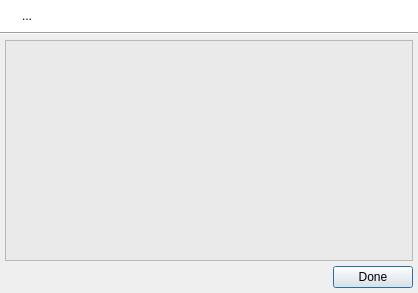
Before: the Qt Designer form uman/src/QUTextDialog.ui in UltraStar-Deluxe/UltraStar-Manager, drawn with Qt 5.
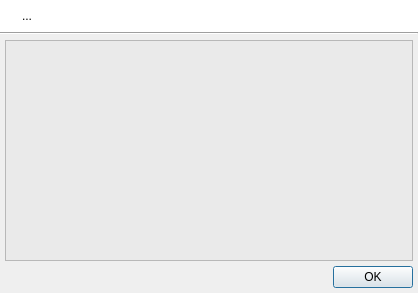
After: the same form once the commit is applied. Icons and pictures are not drawn.

Commit message: apply/done replaced with "OK"; other experiments with progress dialog

What changed in the file:
```diff
--- a/uman/src/QUTextDialog.ui
+++ b/uman/src/QUTextDialog.ui
@@ -239,7 +239,7 @@
        <item>
         <widget class="QPushButton" name="doneBtn" >
          <property name="text" >
-          <string>Done</string>
+          <string>OK</string>
          </property>
          <property name="icon" >
           <iconset resource="images/uman.qrc" >:/marks/accept.png</iconset>
```
Left out of the diff: 30 changed lines with no effect on the pictures. The commit also changes 6 other files.
